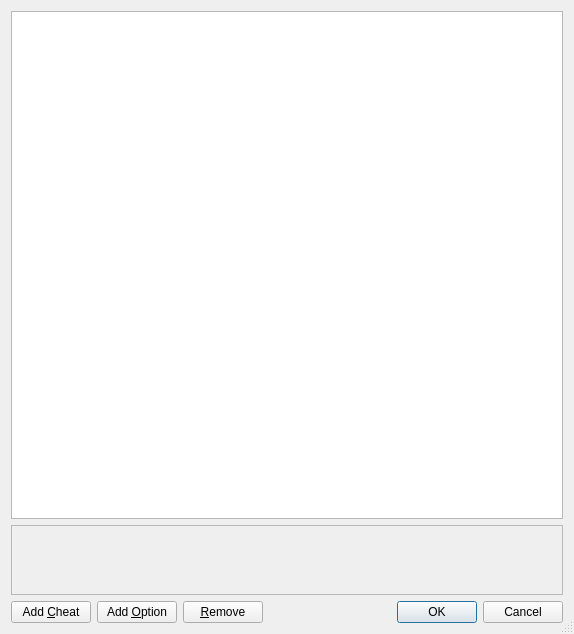
Qt form main/gui_qt4/cheatdialog.ui (mupen64plus/mupen64plus-oldsvn) before a commit.
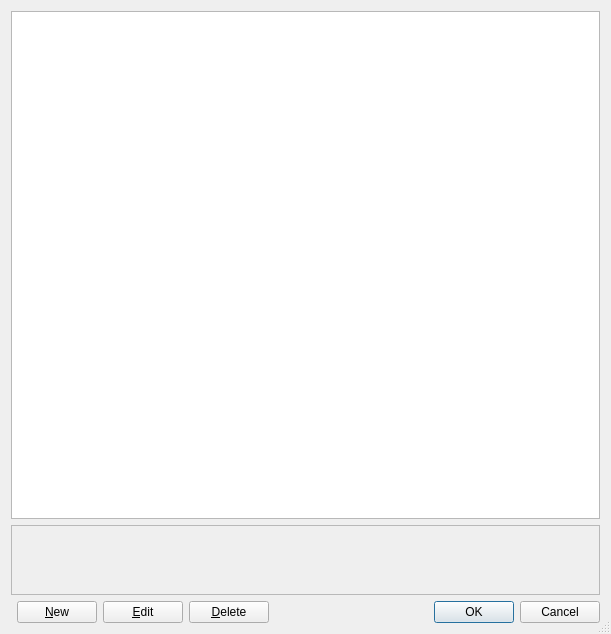
The same form after that commit.

Commit message: Some more work in progress for adding, deleting, and editing cheats. Not working yet. At the moment I am working towards keeping the user created cheats in a separate file and not mixing with the database. This should make the existing gtk implementation work with minimal effort. Also the pj64 database doesn't support always_enabled cheats. Thinking about adding them to the cheats.cfg file.

```diff
--- a/main/gui_qt4/cheatdialog.ui
+++ b/main/gui_qt4/cheatdialog.ui
@@ -5,7 +5,7 @@
    <rect>
     <x>0</x>
     <y>0</y>
-    <width>574</width>
+    <width>611</width>
     <height>634</height>
    </rect>
   </property>
@@ -18,28 +18,14 @@
   <layout class="QGridLayout" name="gridLayout_3" >
    <item row="0" column="0" >
     <layout class="QGridLayout" name="gridLayout_2" >
-     <item row="2" column="0" >
-      <widget class="QPushButton" name="pushAddCheat" >
-       <property name="text" >
-        <string>Add &amp;Cheat</string>
-       </property>
-      </widget>
-     </item>
-     <item row="2" column="1" >
-      <widget class="QPushButton" name="pushAddOption" >
-       <property name="text" >
-        <string>Add &amp;Option</string>
-       </property>
-      </widget>
-     </item>
-     <item row="2" column="2" >
-      <widget class="QPushButton" name="pushRemove" >
-       <property name="text" >
-        <string>&amp;Remove</string>
-       </property>
-      </widget>
-     </item>
      <item row="2" column="3" >
+      <widget class="QPushButton" name="pushDelete" >
+       <property name="text" >
+        <string>&amp;Delete</string>
+       </property>
+      </widget>
+     </item>
+     <item row="2" column="4" >
       <widget class="QDialogButtonBox" name="buttonBox" >
        <property name="orientation" >
         <enum>Qt::Horizontal</enum>
@@ -49,7 +35,7 @@
        </property>
       </widget>
      </item>
-     <item row="1" column="0" colspan="4" >
+     <item row="1" column="0" colspan="5" >
       <widget class="QTextEdit" name="textDescription" >
        <property name="enabled" >
         <bool>false</bool>
@@ -68,7 +54,7 @@
        </property>
       </widget>
      </item>
-     <item row="0" column="0" colspan="4" >
+     <item row="0" column="0" colspan="5" >
       <widget class="QTreeView" name="treeView" >
        <property name="animated" >
         <bool>true</bool>
@@ -78,6 +64,20 @@
        </property>
       </widget>
      </item>
+     <item row="2" column="1" >
+      <widget class="QPushButton" name="pushNew" >
+       <property name="text" >
+        <string>&amp;New</string>
+       </property>
+      </widget>
+     </item>
+     <item row="2" column="2" >
+      <widget class="QPushButton" name="pushEdit" >
+       <property name="text" >
+        <string>&amp;Edit</string>
+       </property>
+      </widget>
+     </item>
     </layout>
    </item>
   </layout>
```
The commit also changes 10 other files.
